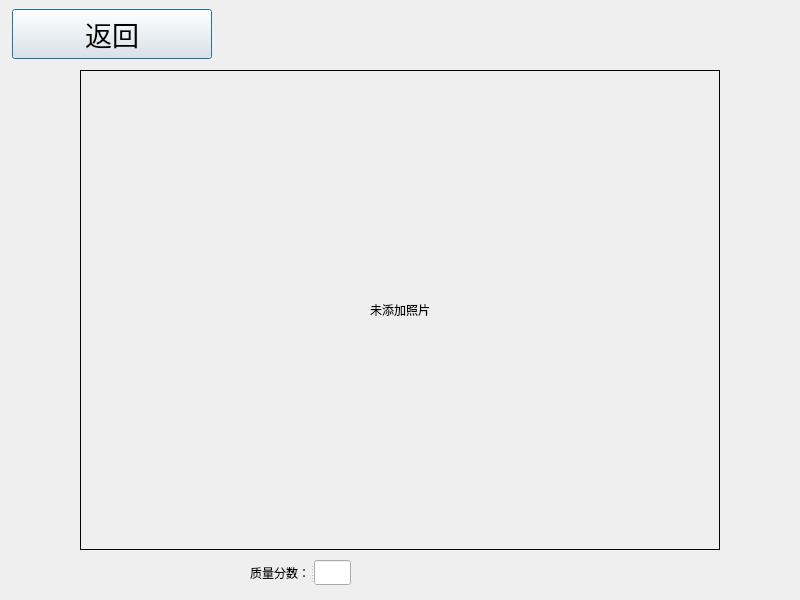
The window that tx2_iris/dialogenroll.ui (iuytr09/tx2_iris) describes before a commit, drawn with Qt 5.
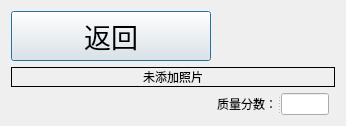
The same window after the commit. Icons and pictures are not drawn.

The edit to the form file:
```diff
--- a/tx2_iris/dialogenroll.ui
+++ b/tx2_iris/dialogenroll.ui
@@ -6,8 +6,8 @@
    <rect>
     <x>0</x>
     <y>0</y>
-    <width>800</width>
-    <height>600</height>
+    <width>346</width>
+    <height>116</height>
    </rect>
   </property>
   <property name="windowTitle">
@@ -19,40 +19,11 @@
   <property name="styleSheet">
    <string notr="true">color:rgb(0,0,0)</string>
   </property>
-  <widget class="QLabel" name="labIrisIm">
-   <property name="geometry">
-    <rect>
-     <x>80</x>
-     <y>70</y>
-     <width>640</width>
-     <height>480</height>
-    </rect>
-   </property>
-   <property name="sizePolicy">
-    <sizepolicy hsizetype="Preferred" vsizetype="MinimumExpanding">
-     <horstretch>0</horstretch>
-     <verstretch>0</verstretch>
-    </sizepolicy>
-   </property>
-   <property name="frameShape">
-    <enum>QFrame::Box</enum>
-   </property>
-   <property name="text">
-    <string>未添加照片</string>
-   </property>
-   <property name="alignment">
-    <set>Qt::AlignCenter</set>
-   </property>
-  </widget>
+  <layout class="QGridLayout" name="gridLayout_2">
+   <item row="0" column="0">
+    <layout class="QGridLayout" name="gridLayout">
+     <item row="0" column="0">
   <widget class="QPushButton" name="btnDlgEnrollReturn">
-   <property name="geometry">
-    <rect>
-     <x>12</x>
-     <y>9</y>
-     <width>200</width>
-     <height>50</height>
-    </rect>
-   </property>
    <property name="sizePolicy">
     <sizepolicy hsizetype="Expanding" vsizetype="Fixed">
      <horstretch>0</horstretch>
@@ -90,15 +61,28 @@
     </size>
    </property>
   </widget>
+     </item>
+     <item row="1" column="0" colspan="3">
+      <widget class="QLabel" name="labIrisIm">
+       <property name="sizePolicy">
+        <sizepolicy hsizetype="Preferred" vsizetype="MinimumExpanding">
+         <horstretch>0</horstretch>
+         <verstretch>0</verstretch>
+        </sizepolicy>
+       </property>
+       <property name="frameShape">
+        <enum>QFrame::Box</enum>
+       </property>
+       <property name="text">
+        <string>未添加照片</string>
+       </property>
+       <property name="alignment">
+        <set>Qt::AlignCenter</set>
+       </property>
+      </widget>
+     </item>
+     <item row="2" column="1">
   <widget class="QSplitter" name="splitter">
-   <property name="geometry">
-    <rect>
-     <x>250</x>
-     <y>560</y>
-     <width>101</width>
-     <height>25</height>
-    </rect>
-   </property>
    <property name="orientation">
     <enum>Qt::Horizontal</enum>
    </property>
@@ -116,19 +100,17 @@
     </property>
    </widget>
   </widget>
+     </item>
+     <item row="2" column="2">
   <widget class="QSplitter" name="splitter_2">
-   <property name="geometry">
-    <rect>
-     <x>440</x>
-     <y>560</y>
-     <width>89</width>
-     <height>25</height>
-    </rect>
-   </property>
    <property name="orientation">
     <enum>Qt::Horizontal</enum>
    </property>
   </widget>
+     </item>
+    </layout>
+   </item>
+  </layout>
  </widget>
  <resources>
   <include location="tx2_iris.qrc"/>
```
Lines whose indentation alone changed are shown as unchanged.
